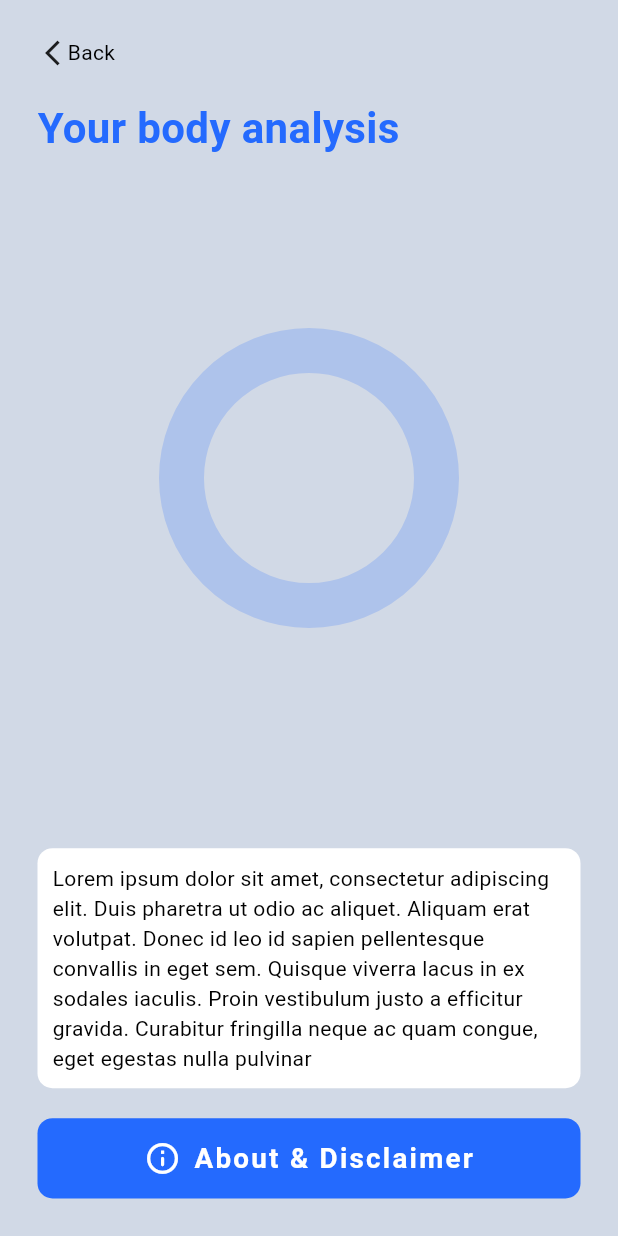
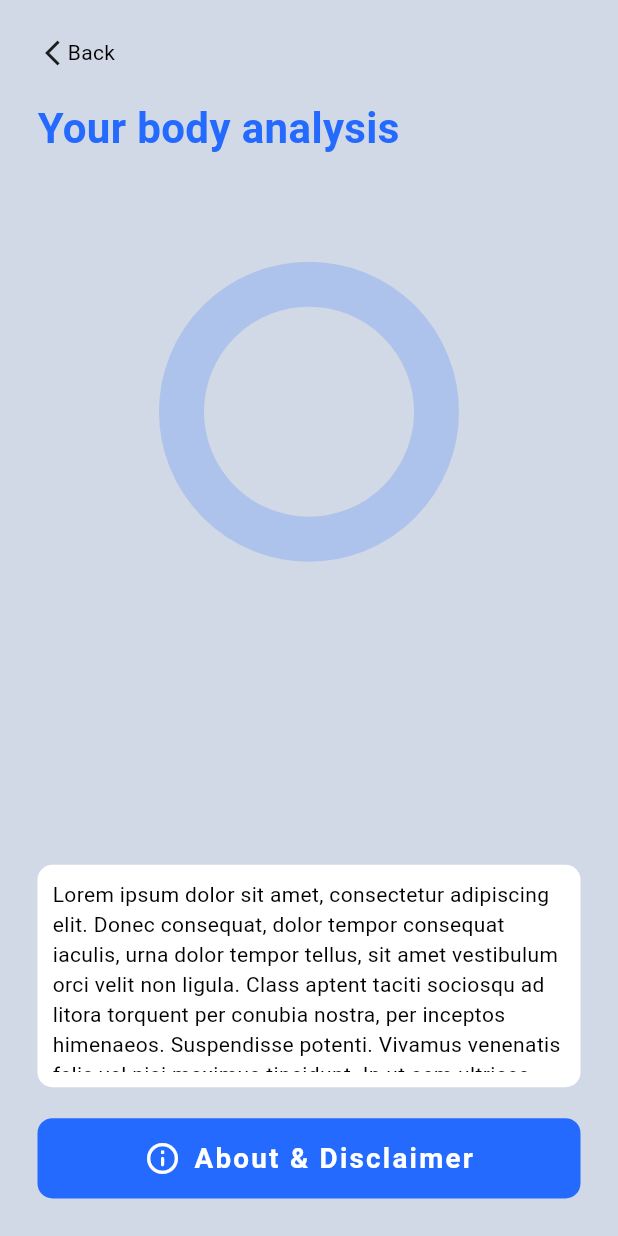
Before and after one commit to harshit2k4/YABC, a Flutter app: the AnalysisPage screen opened directly, on a phone screen of 412 x 824 dp. Run offline on Flutter 3.47's test engine with Material 3 defaults, Android fonts, the phone set to English and light mode, and no system bars; drawn by our look-alikes of percent_indicator; our stand-ins replace get, syncfusion_flutter_sliders.

Commit message:
ui: make analysis page responsive across all screen sizes

```diff
--- a/lib/ui/analysis_page.dart
+++ b/lib/ui/analysis_page.dart
@@ -1,6 +1,6 @@
 import 'package:flutter/material.dart';
 import 'package:get/get.dart';
-import 'package:percent_indicator/flutter_percent_indicator.dart';
+import 'package:percent_indicator/circular_percent_indicator.dart';
 import 'package:yabc/controllers/bmi_controller.dart';
 import 'package:yabc/ui/about_page.dart';
 import 'package:yabc/widgets/action_button.dart';
@@ -8,24 +8,45 @@ import 'package:yabc/widgets/action_button.dart';
 class AnalysisPage extends StatelessWidget {
   const AnalysisPage({super.key});
 
-  // Define the maximum BMI for scaling the percentage indicator
-  // Any BMI value above this (e.g., 40.0) will result in 100% full indicator.
   final double maxBmiScale = 40.0;
 
   @override
   Widget build(BuildContext context) {
-    BMIController bmiController = Get.put(BMIController());
+    final bmiController = Get.put(BMIController());
+
+    // Fixed padding
+    const double pagePadding = 25;
+
+    // Fixed font sizes
+    const double backIconSize = 20;
+    const double titleFontSize = 28;
+    const double bmiFontSize = 25;
+    const double statusFontSize = 30;
+    const double indicatorRadius = 100;
+    const double indicatorLineWidth = 30;
+
+    // Fixed-height placeholder text container
+    final screenHeight = MediaQuery.of(context).size.height;
+    final textContainerHeight = (screenHeight * 0.18);
+
+    // Responsive spacing (tuned values)
+    final smallGap = (screenHeight * 0.015).clamp(12.0, 22.0);
+    final mediumGap = (screenHeight * 0.025).clamp(18.0, 32.0);
+    final largeGap = (screenHeight * 0.035).clamp(24.0, 48.0);
+
+    // Responsive margin for CircularPercentIndicator (above the indicator)
+    final indicatorTopMargin = (screenHeight * 0.25).clamp(30.0, 40.0);
 
     return Scaffold(
-      body: Padding(
-        padding: const EdgeInsets.all(25),
-        child: SafeArea(
+      body: SafeArea(
+        child: Padding(
+          padding: const EdgeInsets.all(pagePadding),
           child: Column(
+            crossAxisAlignment: CrossAxisAlignment.stretch,
             children: [
+              // Fixed Header
               InkWell(
-                onTap: () {
-                  Get.back();
-                },
+                onTap: () => Get.back(),
                 child: Row(
                   children: [
                     Icon(Icons.arrow_back_ios_new, size: 20),
@@ -33,86 +54,93 @@ class AnalysisPage extends StatelessWidget {
                   ],
                 ),
               ),
-              SizedBox(height: 20),
-              Row(
-                children: [
-                  Expanded(
-                    child: Obx(
+              SizedBox(height: mediumGap),
+              Obx(
                 () => Text(
                   "Your body analysis",
                   style: TextStyle(
                     fontWeight: FontWeight.bold,
                     fontSize: 28,
-                          // color: Theme.of(context).colorScheme.primary,
+                    // color: bmiController.colorStatus.primary,
                     color: bmiController.colorStatus.value,
                   ),
                 ),
               ),
-                  ),
-                ],
-              ),
-              SizedBox(height: 10),
-              // to take entire available space
+              SizedBox(height: largeGap),
+
+              // Scrollable Content
               Expanded(
-                child: SizedBox(
-                  height: 350,
-                  child: Obx(
+                child: SingleChildScrollView(
+                  child: Column(
+                    children: [
+                      SizedBox(
+                        height: indicatorTopMargin,
+                      ), // Responsive top margin
+                      // CircularPercentIndicator
+                      Obx(
                         () => CircularPercentIndicator(
                           animationDuration: 1000,
-                      footer: Text(
-                        bmiController.bmiStatus.value,
-                        style: TextStyle(
-                          // color: Theme.of(context).colorScheme.primary,
-                          color: bmiController.colorStatus.value,
-                          fontSize: 30,
-                          fontWeight: FontWeight.bold,
-                        ),
-                      ),
-                      radius: 100,
-                      lineWidth: 30.0,
-                      // percent: bmiController.bmiVal.value / 100,
-                      percent: (bmiController.bmiVal.value / maxBmiScale).clamp(
-                        0.0,
-                        1.0,
-                      ),
+                          radius: indicatorRadius,
+                          lineWidth: indicatorLineWidth,
+                          percent: (bmiController.bmiVal.value / maxBmiScale)
+                              .clamp(0.0, 1.0),
                           center: Text(
                             bmiController.bmi.value,
                             style: TextStyle(
-                          // color: Theme.of(context).colorScheme.primary,
+                              fontSize: bmiFontSize,
+                              // color: bmiController.colorStatus.primary,
                               color: bmiController.colorStatus.value,
-                          fontSize: 25,
+                            ),
+                          ),
+
+                          footer: Padding(
+                            padding: const EdgeInsets.only(top: 16.0),
+                            child: Text(
+                              bmiController.bmiStatus.value,
+                              style: TextStyle(
+                                fontSize: statusFontSize,
+                                fontWeight: FontWeight.bold,
+                                // color: bmiController.colorStatus.primary,
+                                color: bmiController.colorStatus.value,
+                              ),
                             ),
                           ),
                           animation: true,
                           circularStrokeCap: CircularStrokeCap.round,
-                      // progressColor: Theme.of(context).colorScheme.primary,
+                          // progressColor: bmiController.colorStatus.primary,
                           progressColor: bmiController.colorStatus.value,
-                      // backgroundColor: Theme.of(
-                      //   context,
-                      // ).colorScheme.primary.withOpacity(0.2),
+                          // backgroundColor: Theme.of(context)
+                          // .colorScheme.primary.withOpacity(0.2),
                           backgroundColor: bmiController.colorStatus.value
                               .withOpacity(0.2),
                         ),
                       ),
+                    ],
                   ),
                 ),
-              // SizedBox(height: 20),
+              ),
+
+              // Placeholder text container
+              SizedBox(height: mediumGap),
               Container(
+                height: textContainerHeight,
+                padding: const EdgeInsets.all(10),
                 decoration: BoxDecoration(
                   color: Theme.of(context).colorScheme.primaryContainer,
                   borderRadius: BorderRadius.circular(10),
                 ),
-                padding: EdgeInsets.all(10),
+                child: SingleChildScrollView(
                   child: Text(
-                  "Lorem ipsum dolor sit amet, consectetur adipiscing elit. Duis pharetra ut odio ac aliquet. Aliquam erat volutpat. Donec id leo id sapien pellentesque convallis in eget sem. Quisque viverra lacus in ex sodales iaculis. Proin vestibulum justo a efficitur gravida. Curabitur fringilla neque ac quam congue, eget egestas nulla pulvinar",
+                    "Lorem ipsum dolor sit amet, consectetur adipiscing elit. Donec consequat, dolor tempor consequat iaculis, urna dolor tempor tellus, sit amet vestibulum orci velit non ligula. Class aptent taciti sociosqu ad litora torquent per conubia nostra, per inceptos himenaeos. Suspendisse potenti. Vivamus venenatis felis vel nisi maximus tincidunt. In ut sem ultrices, aliquam lorem egestas, vestibulum neque. Suspendisse non imperdiet elit. Phasellus eget semper dui, vitae volutpat ex. Duis malesuada ante vel est semper semper. Aenean eget aliquet mi, non sollicitudin nunc."
+                    "Nulla in augue lectus. Donec in auctor sapien. Aliquam erat volutpat. Morbi lorem libero, consectetur convallis metus sit amet, auctor dapibus odio. Nulla fringilla tempor quam eget posuere. Interdum et malesuada fames ac ante ipsum primis in faucibus. In hac habitasse platea dictumst. Aliquam et nulla gravida, scelerisque est vel, lobortis libero. Suspendisse sodales euismod lectus, non posuere felis facilisis at. Praesent et diam felis. Suspendisse tempus ac quam non lacinia. Nulla posuere felis at faucibus egestas. Curabitur cursus lacus eu nulla posuere condimentum. Vivamus id erat eros.",
                   ),
                 ),
-              SizedBox(height: 20),
+              ),
+              SizedBox(height: mediumGap),
               ActionButton(
-                onPress: () {
+                onPress:
                     // Go to about & disclaimer page
-                  Get.to(() => AboutPage());
-                },
+                    () => Get.to(() => AboutPage()),
                 buttonTitle: "About & Disclaimer",
                 icon: Icons.info_outline_rounded,
               ),
```
Lines whose indentation alone changed are shown as unchanged.
